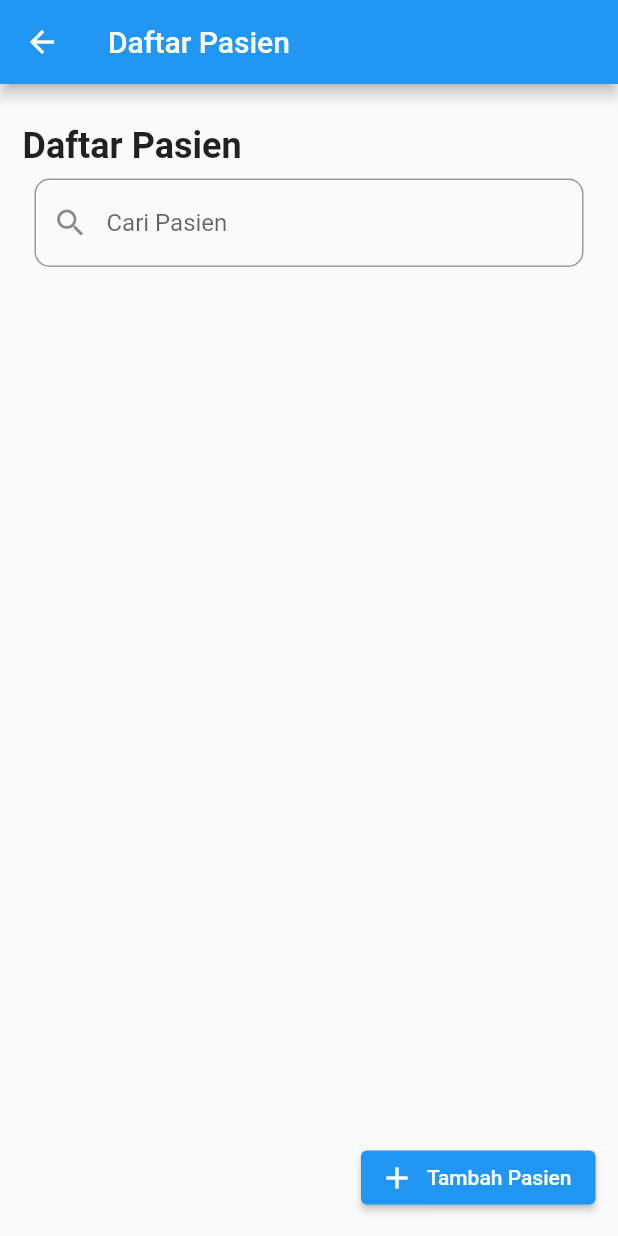
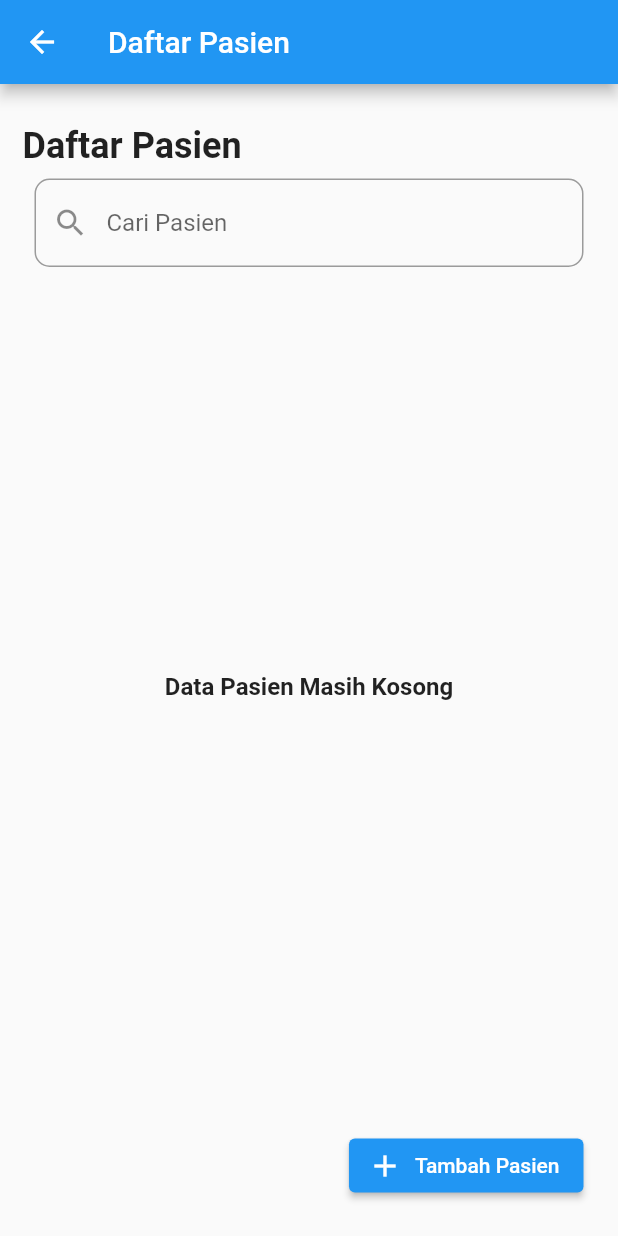
Before and after one commit to guidodika/login-flutter-latihan, a Flutter app: the HistoryPage screen opened directly, on a phone screen of 412 x 824 dp. Run offline on Flutter 3.47's test engine with Material 2 defaults, Android fonts, the light colour scheme and no system bars; our stand-ins replace bloc, flutter_bloc, flutter_easyloading, flutter_svg, fluttertoast, shared_preferences; accounts and stored records are empty; project files that could hold a hidden picture were left out.

Commit message:
add condition when empty list item.

```diff
--- a/lib/view/history_page.dart
+++ b/lib/view/history_page.dart
@@ -15,7 +15,7 @@ class _HistoryPageState extends State<HistoryPage> {
   String searchQuery = '';
   List<CardItem> cardItems = [];
   List<CardItem> filteredCardItems = [];
-  final FocusNode _searchFocusNode = FocusNode(); // FocusNode untuk TextField pencarian
+  final FocusNode _searchFocusNode = FocusNode();
 
   @override
   void initState() {
@@ -59,7 +59,6 @@ class _HistoryPageState extends State<HistoryPage> {
 
   @override
   Widget build(BuildContext context) {
-    // Menggunakan GestureDetector untuk menutup keyboard saat mengeklik tempat lain di luar TextField
     return GestureDetector(
       onTap: () {
         _searchFocusNode.unfocus();
@@ -76,13 +75,12 @@ class _HistoryPageState extends State<HistoryPage> {
               SizedBox(height: 12.0),
               Text(
                 'Daftar Pasien',
-                style:
-                TextStyle(fontWeight: FontWeight.bold, fontSize: 24.0),
+                style: TextStyle(fontWeight: FontWeight.bold, fontSize: 24.0),
               ),
               Padding(
                 padding: const EdgeInsets.all(8.0),
                 child: TextField(
-                  focusNode: _searchFocusNode, // Assign focusNode ke TextField pencarian
+                  focusNode: _searchFocusNode,
                   onChanged: (value) => search(value),
                   decoration: InputDecoration(
                     hintText: 'Cari Pasien',
@@ -94,7 +92,17 @@ class _HistoryPageState extends State<HistoryPage> {
                 ),
               ),
               Expanded(
-                child: Scrollbar(
+                child: filteredCardItems.isEmpty // Tampilkan pesan jika daftar item kosong
+                    ? Center(
+                  child: Text(
+                    'Data Pasien Masih Kosong',
+                    style: TextStyle(
+                      fontWeight: FontWeight.bold,
+                      fontSize: 16.0,
+                    ),
+                  ),
+                )
+                    : Scrollbar(
                   thumbVisibility: true,
                   child: ListView.builder(
                     itemCount: filteredCardItems.length,
@@ -110,10 +118,11 @@ class _HistoryPageState extends State<HistoryPage> {
                 ),
               ),
               SizedBox(height: 16.0),
-              Row(
-                mainAxisAlignment: MainAxisAlignment.end,
-                children: [
-                  ElevatedButton.icon(
+              Align(
+                alignment: Alignment.bottomRight,
+                child: Padding(
+                  padding: const EdgeInsets.all(8.0),
+                  child: ElevatedButton.icon(
                     onPressed: () async {
                       final result = await Navigator.push(
                         context,
@@ -129,7 +138,7 @@ class _HistoryPageState extends State<HistoryPage> {
                     icon: Icon(Icons.add),
                     label: Text('Tambah Pasien'),
                   ),
-                ],
+                ),
               ),
             ],
           ),
```
